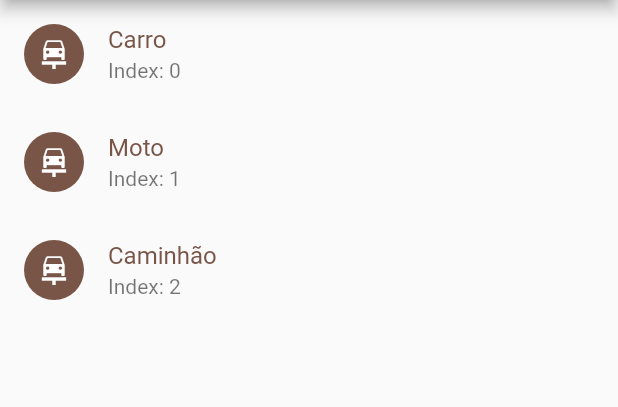
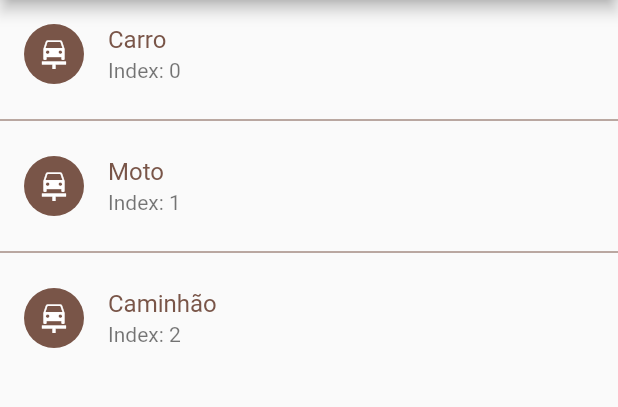
Before and after one commit to robsoncraftsman/curso-flutter-schoolofnet, a Flutter app: the screen it shows after launch, on a phone screen of 412 x 824 dp, the part 84-491 px from its top. Run offline on Flutter 3.47's test engine with Material 2 defaults, Android fonts, the phone set to English and light mode, and no system bars.

Commit message:
Alterado para adicionar separador entre os itens da lista

```diff
--- a/listas/lib/main.dart
+++ b/listas/lib/main.dart
@@ -17,7 +17,9 @@ class ListApp extends StatelessWidget {
             backgroundColor: Colors.brown,
             centerTitle: true,
           ),
-          body: ListView.builder(
+          body: ListView.separated(
+              separatorBuilder: (context, index) =>
+                  const Divider(color: Colors.brown),
               itemCount: veiculos.length,
               itemBuilder: (BuildContext context, index) {
                 return ListTile(
```
